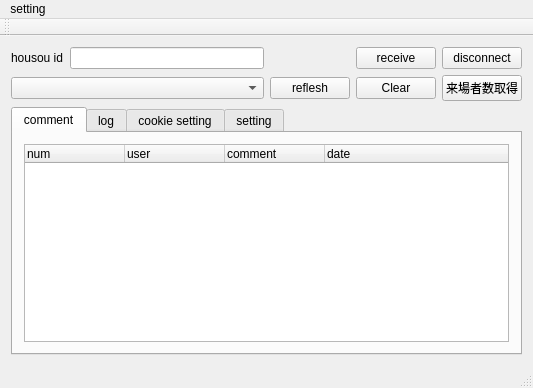
The window that mainwindow.ui (diginatu/Viqo) describes before a commit, drawn with Qt 5.
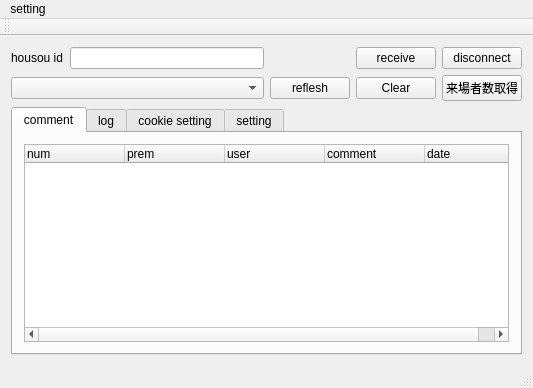
The same window after the commit.

```diff
--- a/mainwindow.ui
+++ b/mainwindow.ui
@@ -56,13 +56,18 @@
            </sizepolicy>
           </property>
           <property name="columnCount">
-           <number>4</number>
+           <number>5</number>
           </property>
           <column>
            <property name="text">
             <string>num</string>
            </property>
           </column>
+          <column>
+           <property name="text">
+            <string>prem</string>
+           </property>
+          </column>
           <column>
            <property name="text">
             <string>user</string>
```
